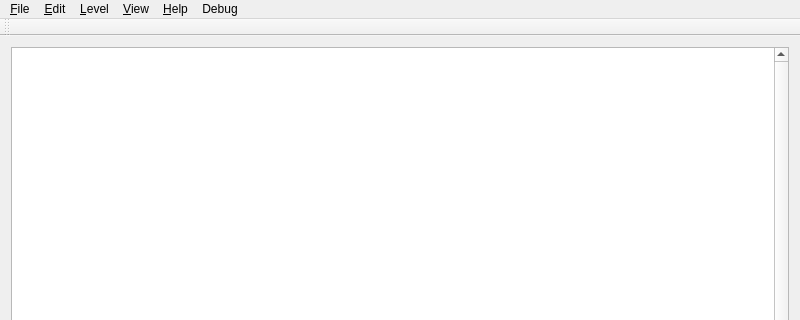
First picture: the form in src/mainwindow.ui, repository devinacker/kale, before the edit; both pictures show x 0 to 800 and y 0 to 320 of the 800 by 600 pixel window.
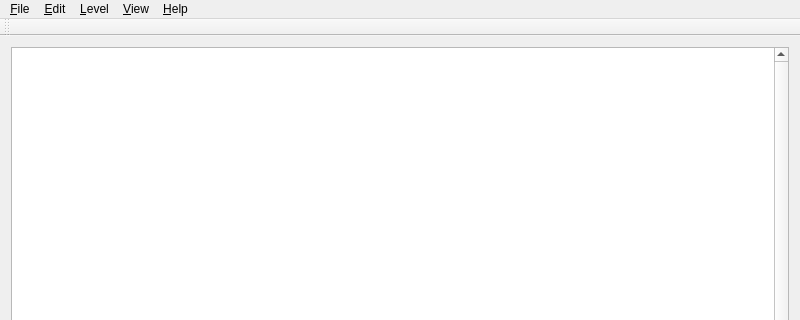
Second picture: the form after the edit. Icons and pictures are not drawn.

Commit message: remove some unused menu actions

Patch:
```diff
--- a/src/mainwindow.ui
+++ b/src/mainwindow.ui
@@ -116,12 +116,6 @@
     <addaction name="action_Contents"/>
     <addaction name="action_About"/>
    </widget>
-   <widget class="QMenu" name="menuDebug">
-    <property name="title">
-     <string>Debug</string>
-    </property>
-    <addaction name="action_Dump_Level"/>
-   </widget>
    <widget class="QMenu" name="menuView">
     <property name="title">
      <string>&amp;View</string>
@@ -135,7 +129,6 @@
    <addaction name="menuLevel"/>
    <addaction name="menuView"/>
    <addaction name="menuHelp"/>
-   <addaction name="menuDebug"/>
   </widget>
   <widget class="QStatusBar" name="statusBar"/>
   <widget class="QToolBar" name="toolBar">
```
Left out of the diff: 4 changed lines with no effect on the pictures. The commit also changes 2 other files.
